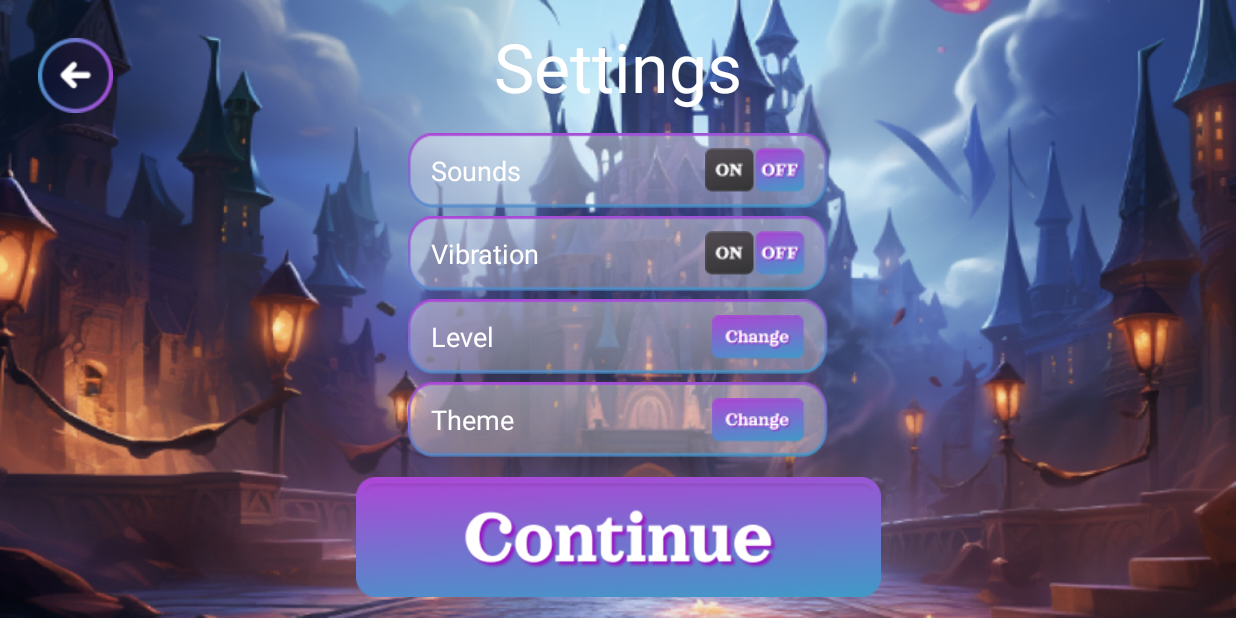
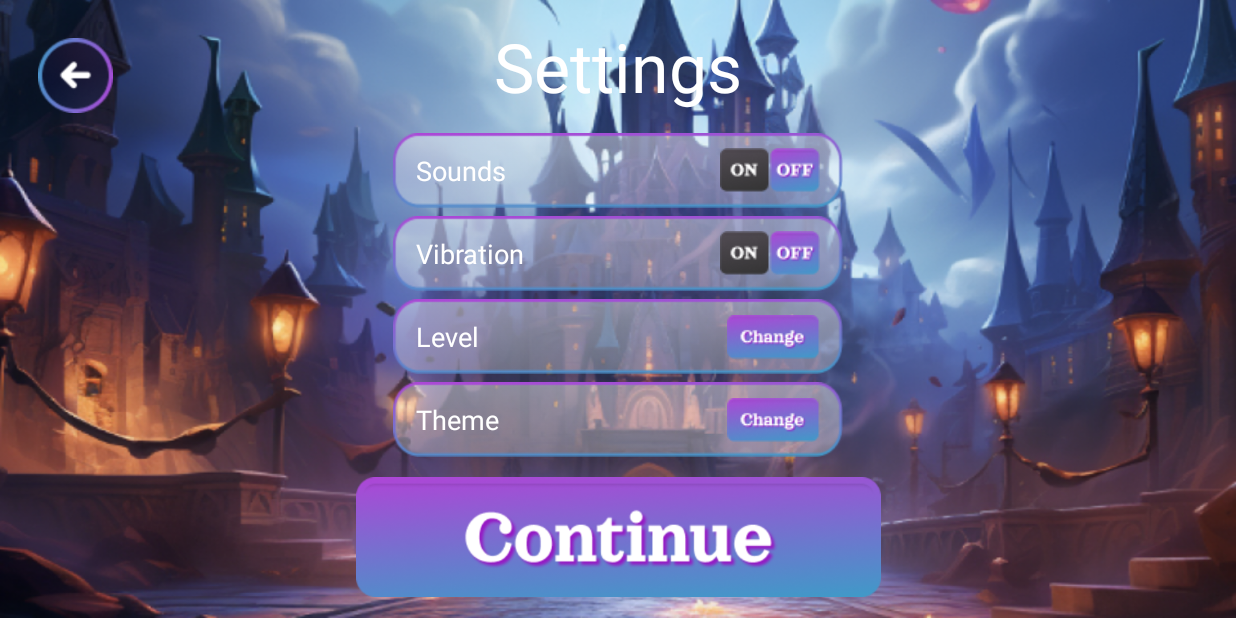
Before and after one commit to V-34-10/Digger-dynasty, an Android app: the SettingsActivity screen opened directly, with no data from a screen before it, on a phone screen of 824 x 412 dp (held sideways). Run offline under Robolectric (Android 15) with nearby library versions, the phone set to English and light mode, and no system bars; Roboto replaces fonts that are not available here.

Commit message:
UI SettingsActivity: fix size panel_settings

```diff
--- a/app/src/main/res/layout/activity_settings.xml
+++ b/app/src/main/res/layout/activity_settings.xml
@@ -40,7 +40,7 @@
             app:layout_constraintTop_toBottomOf="@+id/text_settings">
 
             <androidx.constraintlayout.widget.ConstraintLayout
-                android:layout_width="280dp"
+                android:layout_width="300dp"
                 android:layout_height="50dp"
                 android:background="@drawable/background_text"
                 android:orientation="horizontal">
@@ -86,7 +86,7 @@
             </androidx.constraintlayout.widget.ConstraintLayout>
 
             <androidx.constraintlayout.widget.ConstraintLayout
-                android:layout_width="280dp"
+                android:layout_width="300dp"
                 android:layout_height="50dp"
                 android:layout_marginTop="5dp"
                 android:background="@drawable/background_text"
@@ -133,7 +133,7 @@
             </androidx.constraintlayout.widget.ConstraintLayout>
 
             <androidx.constraintlayout.widget.ConstraintLayout
-                android:layout_width="280dp"
+                android:layout_width="300dp"
                 android:layout_height="50dp"
                 android:layout_marginTop="5dp"
                 android:background="@drawable/background_text"
@@ -182,7 +182,7 @@
             </androidx.constraintlayout.widget.ConstraintLayout>
 
             <androidx.constraintlayout.widget.ConstraintLayout
-                android:layout_width="280dp"
+                android:layout_width="300dp"
                 android:layout_height="50dp"
                 android:layout_marginTop="5dp"
                 android:background="@drawable/background_text"
```
